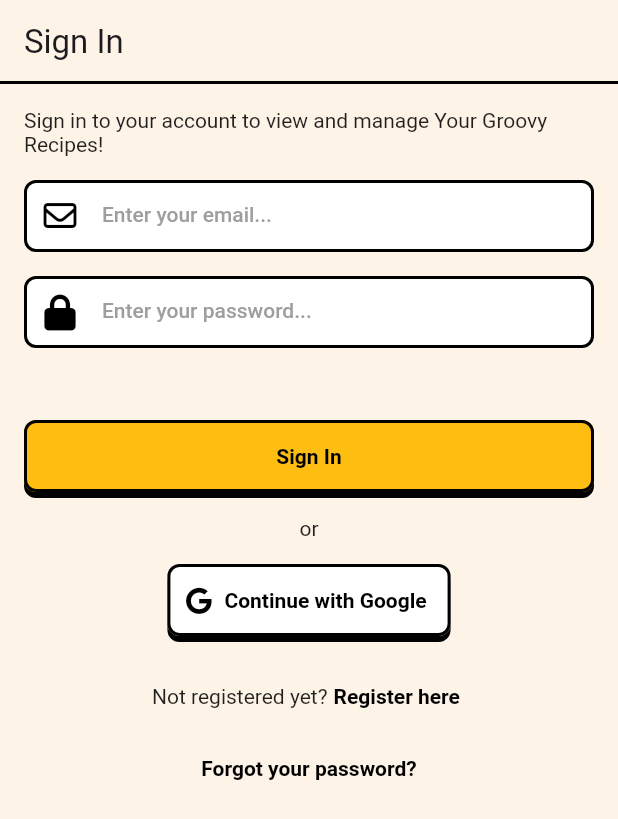
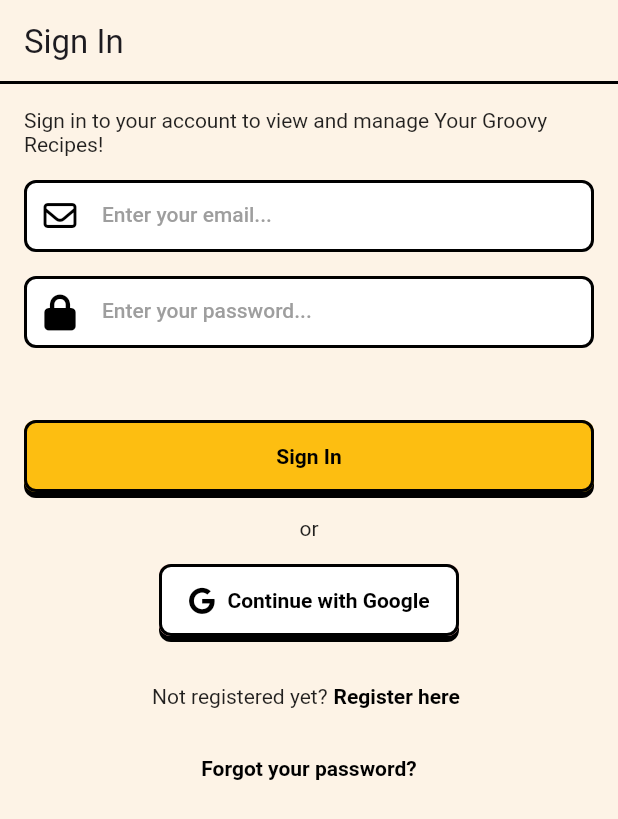
Before and after one commit to kristianskogberg/my-groovy-recipes, a Flutter app: the screen it shows after launch, on a phone screen of 412 x 824 dp. Shown: the top 819 px of the screen. Run offline on Flutter 3.47's test engine with Material 2 defaults, Android fonts, the phone set to English and light mode, and no system bars; our stand-ins replace cached_network_image, cloud_firestore, email_validator, firebase_auth, firebase_core, firebase_storage and 6 more; accounts and stored records are empty.

Commit message:
display loading spinner inside buttons instead of using a loading dialog

```diff
--- a/lib/components/buttons/full_width_textbutton.dart
+++ b/lib/components/buttons/full_width_textbutton.dart
@@ -3,12 +3,16 @@ import 'package:my_groovy_recipes/constants/styling.dart';
 
 class FullWidthTextButton extends StatelessWidget {
   final VoidCallback onPressed;
+  final bool isLoading;
   final String text;
+  final Icon? icon;
 
   const FullWidthTextButton({
     super.key,
     required this.onPressed,
+    required this.isLoading,
     required this.text,
+    this.icon,
   });
 
   @override
@@ -25,7 +29,8 @@ class FullWidthTextButton extends StatelessWidget {
         ],
       ),
       child: TextButton(
-        onPressed: onPressed,
+        // disable button if it is loading
+        onPressed: isLoading ? null : onPressed,
         style: TextButton.styleFrom(
           backgroundColor: const CustomColors().yellow,
           minimumSize: const Size(double.infinity, 48),
@@ -37,13 +42,32 @@ class FullWidthTextButton extends StatelessWidget {
             ),
           ),
         ),
-        child: Text(
+        child: isLoading
+            ?
+            // display loading indicator if it is loading
+            const SizedBox(
+                width: 20,
+                height: 20,
+                child: CircularProgressIndicator(),
+              )
+            : Row(
+                mainAxisAlignment: MainAxisAlignment.center,
+                children: [
+                  if (icon != null) ...[
+                    Padding(
+                      padding: const EdgeInsets.only(right: 8.0),
+                      child: icon,
+                    ),
+                  ],
+                  Text(
                     text,
                     style: const TextStyle(
                       color: Colors.black,
                       fontWeight: FontWeight.bold,
                     ),
                   ),
+                ],
+              ),
       ),
     );
   }
--- a/lib/components/buttons/google_sign_in_button.dart
+++ b/lib/components/buttons/google_sign_in_button.dart
@@ -1,14 +1,14 @@
 import 'package:flutter/material.dart';
 import 'package:font_awesome_flutter/font_awesome_flutter.dart';
-import 'package:my_groovy_recipes/components/buttons/rounded_textbutton_icon.dart';
 import 'package:my_groovy_recipes/constants/styling.dart';
-import 'package:my_groovy_recipes/services/auth_service.dart';
 
 class GoogleSignInButton extends StatelessWidget {
-  final AuthService authService;
+  final VoidCallback onPressed;
+  final bool isLoading;
   const GoogleSignInButton({
     super.key,
-    required this.authService,
+    required this.isLoading,
+    required this.onPressed,
   });
 
   @override
@@ -17,7 +17,11 @@ class GoogleSignInButton extends StatelessWidget {
       mainAxisAlignment: MainAxisAlignment.center,
       children: [
         Container(
+          constraints: const BoxConstraints(
+            minWidth: 200,
+          ),
           decoration: BoxDecoration(
+            color: Colors.red,
             borderRadius: BorderRadius.circular(defaultBorderRadius),
             boxShadow: const [
               // extra bottom border
@@ -28,18 +32,38 @@ class GoogleSignInButton extends StatelessWidget {
               ),
             ],
           ),
-          child: RoundedTextIconButton(
-            onPressed: () async {
-              // dismiss keyboard
-              FocusManager.instance.primaryFocus?.unfocus();
-              // sign in with google
-              authService.signInWithGoogle(context: context);
-            },
-            color: Colors.white,
-            text: "Continue with Google",
-            icon: const Icon(
-              FontAwesomeIcons.google,
-              color: Colors.black,
+          child: SizedBox(
+            height: 48,
+            child: TextButton(
+              style: TextButton.styleFrom(
+                backgroundColor: Colors.white,
+                shape: RoundedRectangleBorder(
+                  borderRadius: BorderRadius.circular(defaultBorderRadius),
+                  side: const BorderSide(
+                    color: Colors.black,
+                    width: 2,
+                  ),
+                ),
+              ),
+              onPressed: isLoading == true ? null : onPressed,
+              child: isLoading == false
+                  ?
+                  // display continue with google
+                  const Row(
+                      children: [
+                        Icon(
+                          FontAwesomeIcons.google,
+                          color: Colors.black,
+                        ),
+                        SizedBox(width: 8),
+                        Text("Continue with Google"),
+                      ],
+                    )
+                  : // display loading indicator if is loading
+                  const SizedBox(
+                      width: 20,
+                      height: 20,
+                      child: CircularProgressIndicator()),
             ),
           ),
         ),
--- a/lib/components/recipe/recipes_list_view.dart
+++ b/lib/components/recipe/recipes_list_view.dart
@@ -26,7 +26,11 @@ class RecipesListView extends StatelessWidget {
   Widget build(BuildContext context) {
     return ListView.separated(
       itemCount: recipes.length,
-      padding: const EdgeInsets.all(defaultPadding),
+      padding: const EdgeInsets.only(
+          top: defaultPadding,
+          bottom: largePadding,
+          left: defaultPadding,
+          right: defaultPadding),
       physics: const BouncingScrollPhysics(),
       shrinkWrap: true,
       separatorBuilder: (context, index) {
--- a/lib/components/textfields/rounded_textfield.dart
+++ b/lib/components/textfields/rounded_textfield.dart
@@ -75,14 +75,8 @@ class RoundedTextField extends StatelessWidget {
         fillColor: Colors.white,
         hintStyle: const TextStyle(color: Colors.grey),
         isDense: icon == null ? false : true,
-        contentPadding:
-            const EdgeInsets.only(top: 16, bottom: 16, left: 16, right: 16),
-        prefixIcon: icon == null
-            ? imageIcon
-            : Padding(
-                padding: const EdgeInsets.only(left: 0),
-                child: imageIcon ?? icon,
-              ),
+        contentPadding: const EdgeInsets.all(16),
+        prefixIcon: icon == null ? imageIcon : imageIcon ?? icon,
         enabledBorder: OutlineInputBorder(
             borderSide: BorderSide(
                 width: borderWidth ?? 2,
--- a/lib/main.dart
+++ b/lib/main.dart
@@ -1,6 +1,5 @@
 import 'package:firebase_auth/firebase_auth.dart';
 import 'package:flutter/material.dart';
-import 'package:flutter/services.dart';
 import 'package:my_groovy_recipes/constants/routes.dart';
 import 'package:my_groovy_recipes/constants/styling.dart';
 import 'package:my_groovy_recipes/views/auth/auth_view.dart';
--- a/lib/services/cloud/recipe_service.dart
+++ b/lib/services/cloud/recipe_service.dart
@@ -28,6 +28,7 @@ class RecipeService {
     }
     try {
       await recipes.doc(documentId).delete();
+      Logger().d("recipe was deleted successfully");
     } catch (e) {
       throw CouldNotDeleteRecipeException();
     }
@@ -54,8 +55,6 @@ class RecipeService {
       uploadedImageUrl = await uploadImage(image);
     }
 
-    Logger().d(newImageUrl, oldImageUrl);
-
     // delete old image if the user had previously uploaded an image but has now removed it from the UI
     // or the user has selected a new image
     if (oldImageUrl.contains("firebasestorage")) {
@@ -74,6 +73,7 @@ class RecipeService {
         ingredientsFieldName: ingredients.map((e) => e.toJson()).toList(),
         tagsFieldName: tags.toList(),
       });
+      Logger().d("recipe was updated successfully");
     } on FirebaseException catch (e) {
       Logger().e(e);
       throw CouldNotUpdateRecipeException();
@@ -143,6 +143,7 @@ class RecipeService {
         ingredientsFieldName: ingredients.map((e) => e.toJson()).toList(),
         tagsFieldName: tags.toList(),
       });
+      Logger().d("recipe was added successfully");
     } catch (e) {
       throw CouldNotCreateRecipeException();
     }
--- a/lib/views/recipe/my_recipes_view.dart
+++ b/lib/views/recipe/my_recipes_view.dart
@@ -157,9 +157,6 @@ class _MyRecipesViewState extends State<MyRecipesView> {
               builder: (context, snapshot) {
                 switch (snapshot.connectionState) {
                   case ConnectionState.waiting:
-                    return const Scaffold(
-                      body: Center(child: CircularProgressIndicator()),
-                    );
                   case ConnectionState.active:
                     if (snapshot.hasData) {
                       final allRecipes = snapshot.data as Iterable<CloudRecipe>;
@@ -169,7 +166,7 @@ class _MyRecipesViewState extends State<MyRecipesView> {
                         return const Padding(
                           padding: EdgeInsets.all(defaultPadding),
                           child: Text(
-                              "You don't have any recipes yet. Try adding a new recipe by clicking the plus-icon in the bottom-right corner!"),
+                              "You don't have any recipes yet. To add a new recipe, simply click the yellow plus icon located in the bottom-right corner!"),
                         );
                       }
 
--- a/lib/views/recipe/recipe_view.dart
+++ b/lib/views/recipe/recipe_view.dart
@@ -1,5 +1,4 @@
 import 'package:flutter/material.dart';
-import 'package:flutter/services.dart';
 import 'package:font_awesome_flutter/font_awesome_flutter.dart';
 import 'package:my_groovy_recipes/components/recipe/ingredients_list.dart';
 import 'package:my_groovy_recipes/components/recipe/portions_calculator.dart';
@@ -7,7 +6,6 @@ import 'package:my_groovy_recipes/components/recipe/tag_list.dart';
 import 'package:my_groovy_recipes/components/titles/heading.dart';
 import 'package:my_groovy_recipes/components/titles/subheading.dart';
 import 'package:my_groovy_recipes/constants/image_paths.dart';
-import 'package:my_groovy_recipes/constants/routes.dart';
 import 'package:my_groovy_recipes/constants/styling.dart';
 import 'package:my_groovy_recipes/services/cloud/cloud_recipe.dart';
 import 'package:my_groovy_recipes/services/cloud/recipe_service.dart';
```
Also changed, not shown: lib/components/misc/network_image_with_loading_animation.dart (deleted, +0 -38 lines), lib/components/textfields/search_textfield.dart (+6 -2 lines), lib/services/auth_service.dart (+1 -13 lines), lib/views/auth/login_view.dart (+55 -20 lines), lib/views/auth/register_view.dart (+46 -13 lines), lib/views/recipe/create_or_edit_recipe_view.dart (+13 -20 lines). Lines whose indentation alone changed are shown as unchanged.
